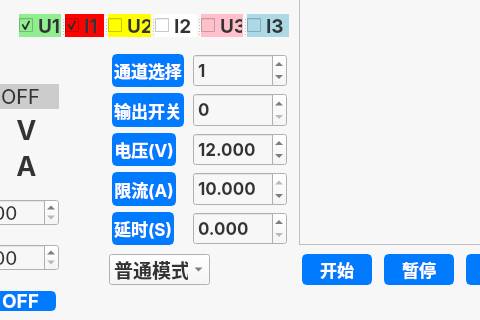
gethubmoulei/NGI-N3412E_PowerSupplyHostSW, file powerMainWindow.ui: the form before one commit; both pictures show x 481 to 961 and y 326 to 646 of the 1160 by 646 pixel window.
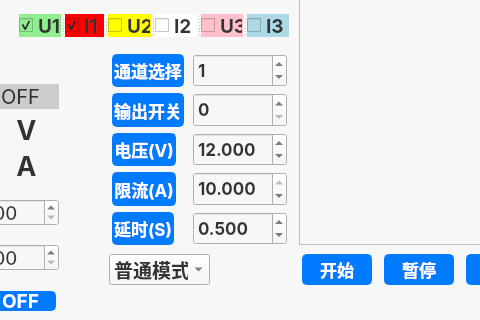
The form after the commit. Icons and pictures are not drawn. Custom widgets are drawn as their Qt base class.

Commit message: UI修改

The edit to the form file:
```diff
--- a/powerMainWindow.ui
+++ b/powerMainWindow.ui
@@ -537,6 +537,9 @@
        <property name="decimals">
         <number>3</number>
        </property>
+       <property name="value">
+        <double>0.500000000000000</double>
+       </property>
       </widget>
      </item>
     </layout>
```
The commit also changes 2 other files.
